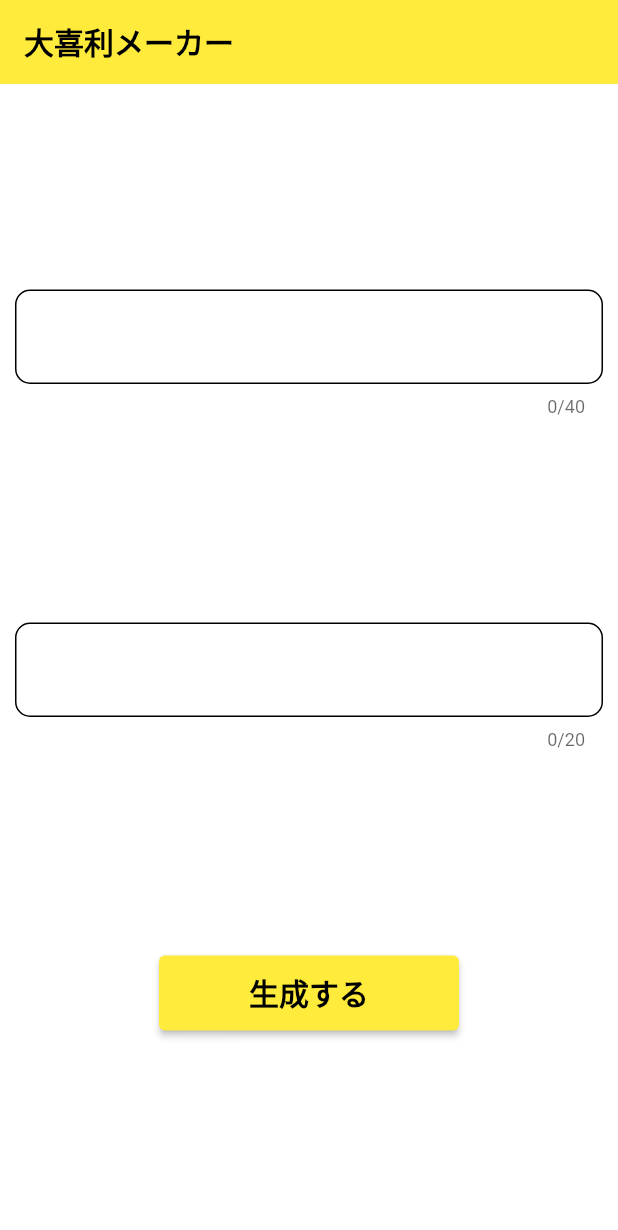
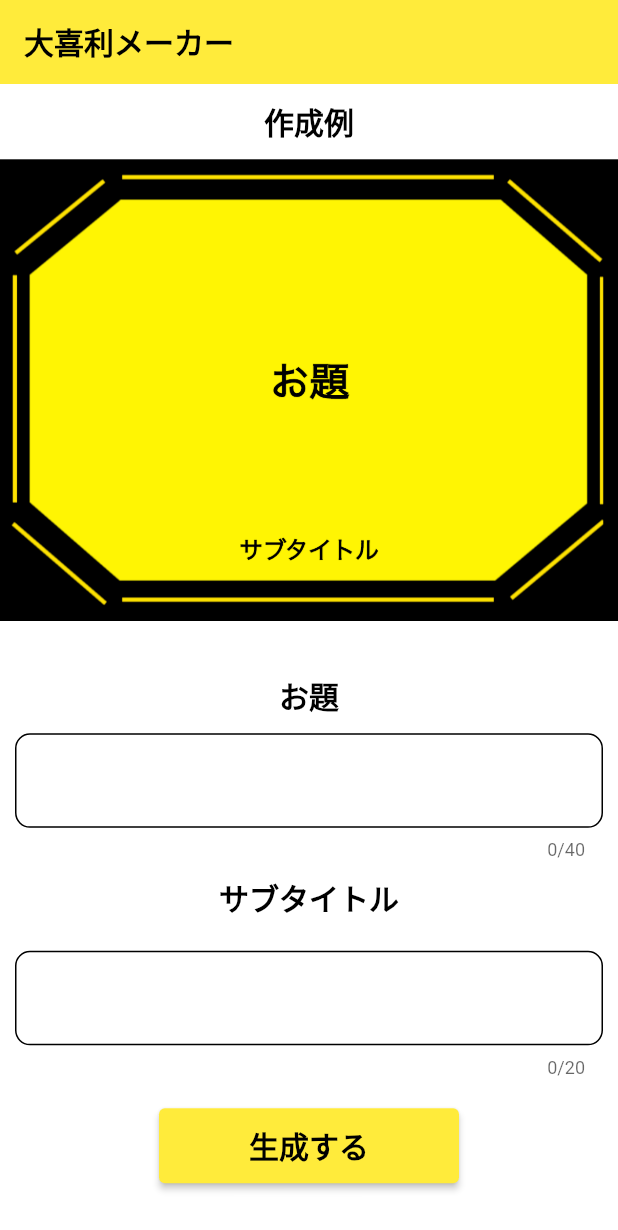
Before and after one commit to iseruuuuu/bokete_maker_app, a Flutter app: the screen it shows after launch, on a phone screen of 412 x 824 dp. Shown: the top 1230 px of the screen. Run offline on Flutter 3.47's test engine with Material 2 defaults, Android fonts, the phone set to English and light mode, and no system bars; our stand-ins replace flutter_easyloading, get, image_gallery_saver, screenshot, share_plus.

Commit message:
📱 画像作成画面のUIを調整する

```diff
--- a/lib/screen/title/image_create_screen.dart
+++ b/lib/screen/title/image_create_screen.dart
@@ -31,10 +31,34 @@ class ImageCreateScreen extends StatelessWidget {
       ),
       body: Center(
         child: Column(
-          mainAxisAlignment: MainAxisAlignment.spaceEvenly,
           children: [
+            Container(
+              width: MediaQuery.of(context).size.width,
+              height: 50,
+              child: const Center(
+                child: Text(
+                  '作成例',
+                  style: TextStyle(
+                    fontSize: 20,
+                    fontWeight: FontWeight.bold,
+                    color: Colors.black,
+                  ),
+                ),
+              ),
+            ),
+            //TODO 画像を追加する。
+            Image.asset('assets/example/example.png'),
+            const Spacer(),
+            const Text(
+              'お題',
+              style: TextStyle(
+                fontSize: 20,
+                fontWeight: FontWeight.bold,
+                color: Colors.black,
+              ),
+            ),
             Padding(
-              padding: const EdgeInsets.symmetric(horizontal: 10),
+              padding: const EdgeInsets.symmetric(horizontal: 10, vertical: 10),
               child: TextField(
                 onChanged: controller.onTitleChanged,
                 maxLines: 2,
@@ -71,8 +95,19 @@ class ImageCreateScreen extends StatelessWidget {
                 ),
               ),
             ),
+            const Text(
+              'サブタイトル',
+              style: TextStyle(
+                fontSize: 20,
+                fontWeight: FontWeight.bold,
+                color: Colors.black,
+              ),
+            ),
             Padding(
-              padding: const EdgeInsets.symmetric(horizontal: 10),
+              padding: const EdgeInsets.symmetric(
+                horizontal: 10,
+                vertical: 20,
+              ),
               child: TextField(
                 onChanged: controller.onSubTitleChanged,
                 maxLines: 2,
@@ -115,6 +150,7 @@ class ImageCreateScreen extends StatelessWidget {
               buttonColor: Colors.yellow,
               titleColor: Colors.black,
             ),
+            const Spacer(),
           ],
         ),
       ),
--- a/pubspec.yaml
+++ b/pubspec.yaml
@@ -41,3 +41,4 @@ flutter:
   uses-material-design: true
   assets:
     - assets/images/
+    - assets/example/example.png
```
Also changed, not shown: assets/example/example.png (added), 1 other file.
